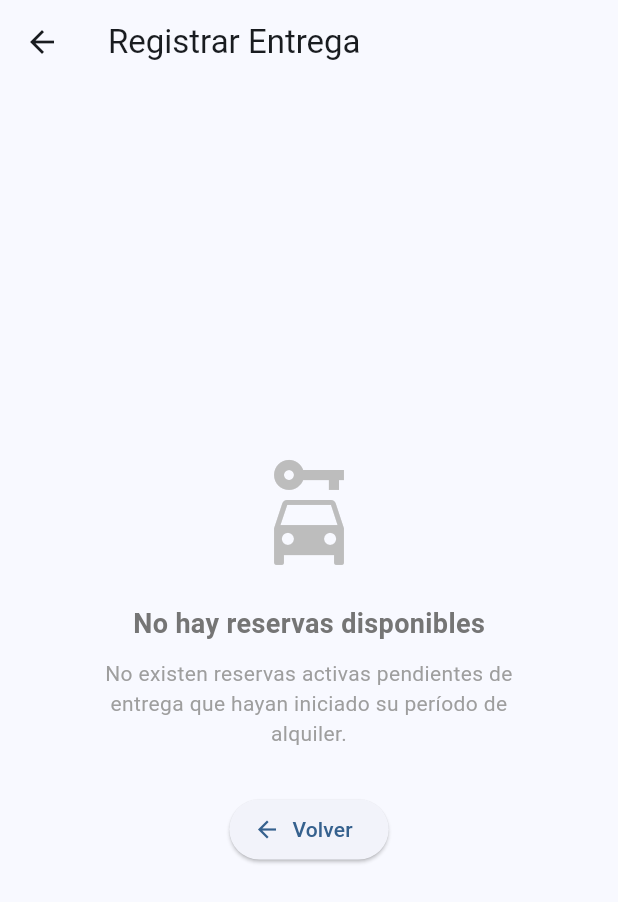
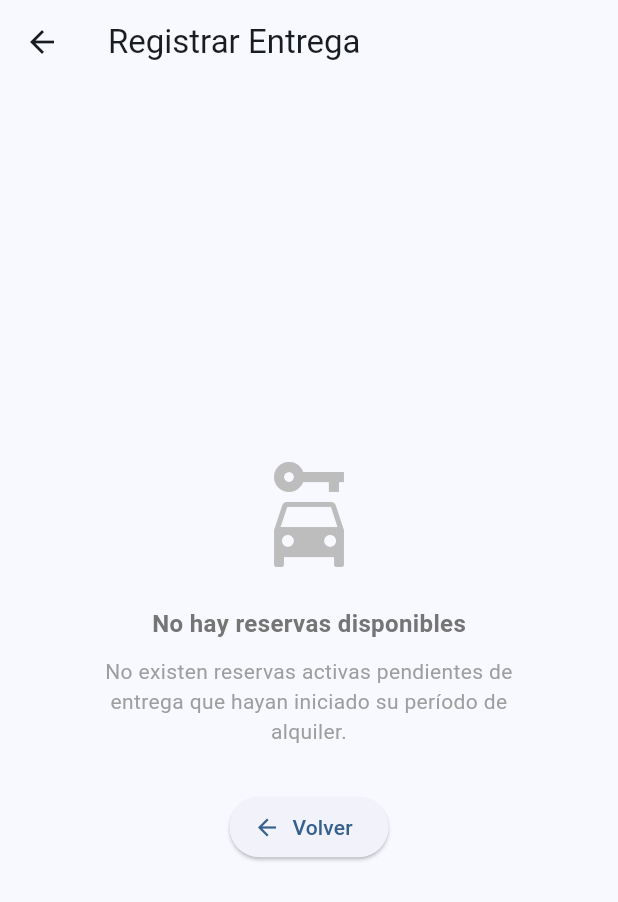
Before and after one commit to juanacevedo68061/alquiler, a Flutter app: the EntregasScreen screen opened by its route, after a tap on the "add" icon, on a phone screen of 412 x 824 dp. Shown: the top 902 px of the screen. Run offline on Flutter 3.47's test engine with Material 3 defaults, Android fonts, the phone set to English and light mode, and no system bars.

Commit message:
fontSize no pasa de 16

```diff
--- a/lib/screens/clientes/clientes_screen.dart
+++ b/lib/screens/clientes/clientes_screen.dart
@@ -158,7 +158,7 @@ class _ClientesScreenState extends State<ClientesScreen> {
           Text(
             mensaje,
             style: TextStyle(
-              fontSize: 18,
+              fontSize: 16,
               fontWeight: FontWeight.bold,
               color: Colors.grey[600],
             ),
--- a/lib/screens/entregas/entrega_form.dart
+++ b/lib/screens/entregas/entrega_form.dart
@@ -224,7 +224,7 @@ class _EntregaFormState extends State<EntregaForm> {
                     Text(
                       'No hay reservas disponibles',
                       style: TextStyle(
-                        fontSize: 18,
+                        fontSize: 16,
                         fontWeight: FontWeight.bold,
                         color: Colors.grey[600],
                       ),
--- a/lib/screens/entregas/entregas_screen.dart
+++ b/lib/screens/entregas/entregas_screen.dart
@@ -78,7 +78,7 @@ class _EntregasScreenState extends State<EntregasScreen> {
                   Text(
                     'No hay entregas registradas',
                     style: TextStyle(
-                      fontSize: 18,
+                      fontSize: 16,
                       fontWeight: FontWeight.bold,
                       color: Colors.grey[600],
                     ),
--- a/lib/screens/reservas/reserva_form.dart
+++ b/lib/screens/reservas/reserva_form.dart
@@ -148,7 +148,7 @@ class _ReservaFormState extends State<ReservaForm> {
           Text(
             titulo,
             style: TextStyle(
-              fontSize: 18,
+              fontSize: 16,
               fontWeight: FontWeight.bold,
               color: Colors.grey[600],
             ),
--- a/lib/screens/reservas/reservas_screen.dart
+++ b/lib/screens/reservas/reservas_screen.dart
@@ -133,7 +133,7 @@ class _ReservasScreenState extends State<ReservasScreen> {
                   Text(
                     'No hay reservas registradas',
                     style: TextStyle(
-                      fontSize: 18,
+                      fontSize: 16,
                       fontWeight: FontWeight.bold,
                       color: Colors.grey[600],
                     ),
--- a/lib/screens/vehiculos/vehiculos_screen.dart
+++ b/lib/screens/vehiculos/vehiculos_screen.dart
@@ -157,7 +157,7 @@ class _VehiculosScreenState extends State<VehiculosScreen> {
           Text(
             mensaje,
             style: TextStyle(
-              fontSize: 18,
+              fontSize: 16,
               fontWeight: FontWeight.bold,
               color: Colors.grey[600],
             ),
```
